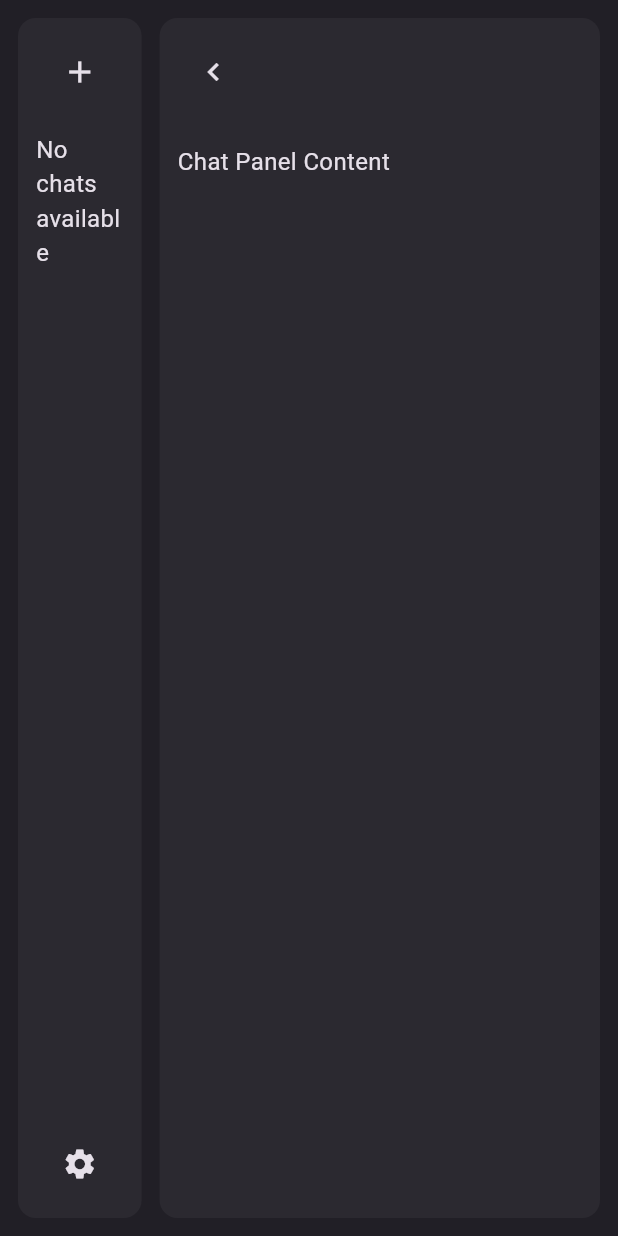
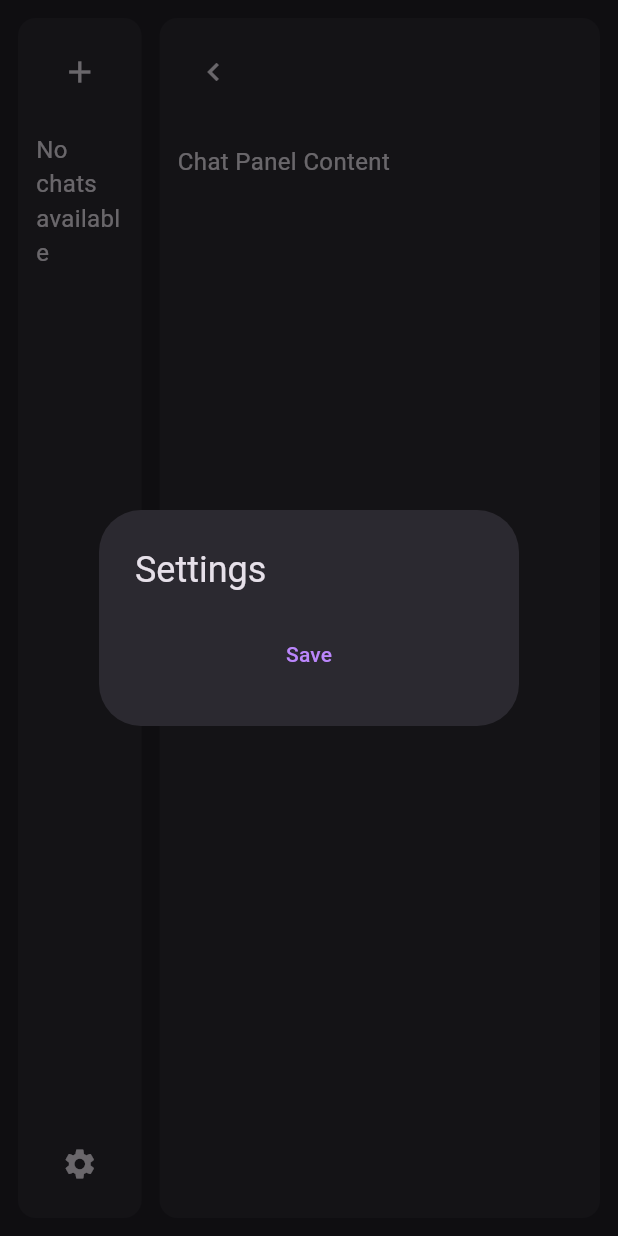
Before and after one commit to thenry42/Promptly, a Flutter app: the screen it shows after launch, after a tap on the "settings" icon, on a phone screen of 412 x 824 dp. Run offline on Flutter 3.47's test engine with Material 3 defaults, Android fonts, the phone set to English and light mode, and no system bars; our stand-ins replace flutter_dotenv; missing offline and left inert: anthropic_sdk_dart, dart_openai, encrypt, ollama_dart, pointycastle, window_size; statements that could not run were skipped.

Commit message:
added mock settings dialog

```diff
--- a/promptly_app/lib/main.dart
+++ b/promptly_app/lib/main.dart
@@ -17,14 +17,6 @@ void main() async {
   await metadata.getModelsName();
 
   print(metadata.modelsName);
-
-  // Create an Ollama chat
-  Chat chat = Chat(id: 0, modelName: metadata.ollama_models[0].model!, type: "Ollama");
-  metadata.chatList.add(chat);
-
-  // Create another Ollama chat
-  Chat chat1 = Chat(id: 1, modelName: metadata.ollama_models[1].model!, type: "Ollama");
-  metadata.chatList.add(chat1);
 
   /*
   // Create a chat message
--- a/promptly_app/lib/srcs/widgets/LeftPanel.dart
+++ b/promptly_app/lib/srcs/widgets/LeftPanel.dart
@@ -2,6 +2,7 @@ import 'package:flutter/material.dart';
 import 'package:promptly_app/srcs/backend/Singleton.dart';
 import 'package:promptly_app/srcs/backend/Chat.dart';
 import 'package:promptly_app/srcs/widgets/NewChatDialog.dart';
+import 'package:promptly_app/srcs/widgets/SettingsDialog.dart';
 
 class LeftPanel extends StatefulWidget {
 
@@ -30,6 +31,15 @@ class _LeftPanelState extends State<LeftPanel> {
       context: context,
       builder: (BuildContext context) => NewChatDialog(
         onChatCreated: () => setState(() {}),
+      ),
+    );
+  }
+
+  void _showSettingsDialog() {
+    showDialog(
+      context: context,
+      builder: (BuildContext context) => SettingsDialog(
+        onSettingsChanged: () => setState(() {}),
       ),
     );
   }
@@ -77,7 +87,7 @@ class _LeftPanelState extends State<LeftPanel> {
             Padding(
               padding: const EdgeInsets.all(12.0),
               child: IconButton(
-                onPressed: () => debugPrint('Settings button pressed'),
+                onPressed: _showSettingsDialog,
                 icon: const Icon(Icons.settings),
                 tooltip: 'Settings',
                 constraints: const BoxConstraints(
--- a/promptly_app/lib/srcs/widgets/MainWindow.dart
+++ b/promptly_app/lib/srcs/widgets/MainWindow.dart
@@ -1,7 +1,6 @@
 import 'package:flutter/material.dart';
 import 'ChatPanel.dart';
 import 'LeftPanel.dart';
-import 'NewChatDialog.dart';
 
 class MainWindow extends StatefulWidget {
   const MainWindow({super.key});
--- a/promptly_app/lib/srcs/widgets/NewChatDialog.dart
+++ b/promptly_app/lib/srcs/widgets/NewChatDialog.dart
@@ -1,5 +1,3 @@
-import 'dart:ffi';
-
 import 'package:flutter/material.dart';
 import 'package:promptly_app/srcs/backend/Singleton.dart';
 import 'package:promptly_app/srcs/backend/Chat.dart';
--- /dev/null
+++ b/promptly_app/lib/srcs/widgets/SettingsDialog.dart
@@ -0,0 +1,36 @@
+import 'package:flutter/material.dart';
+import 'package:promptly_app/srcs/backend/Singleton.dart';
+import 'package:promptly_app/srcs/backend/Chat.dart';
+
+class SettingsDialog extends StatefulWidget {
+  final VoidCallback onSettingsChanged;
+
+  const SettingsDialog({super.key, required this.onSettingsChanged});
+
+  @override
+  State<SettingsDialog> createState() => _SettingsDialogState();
+}
+
+class _SettingsDialogState extends State<SettingsDialog> {
+
+  @override
+  void initState() {
+    super.initState();
+  }
+
+  void _saveSettings() {
+    widget.onSettingsChanged(); // Notify parent
+    Navigator.of(context).pop(); // Close dialog
+  }
+
+  @override
+  Widget build(BuildContext context) {
+    return AlertDialog(
+      title: const Text("Settings"),
+      content: TextButton(
+          onPressed: _saveSettings,
+          child: const Text("Save"),
+        ),
+    );
+  }
+}
```
